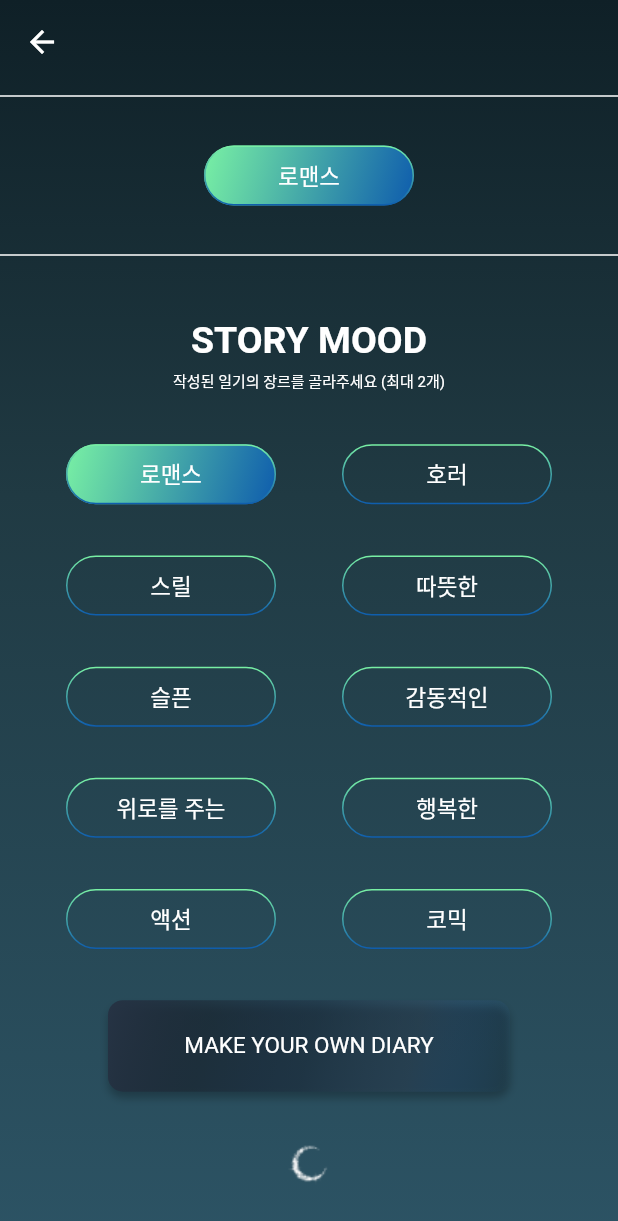
After one commit to doseee/fakediary, a Flutter app: the DiaryFilter screen opened directly, after a tap on "로맨스", on a phone screen of 412 x 824 dp. The commit adds this screen. Shown: the top 1221 px of the screen. Run offline on Flutter 3.47's test engine with Material 2 defaults, Android fonts, the phone set to English and light mode, and no system bars; our stand-ins replace carousel_slider, dots_indicator, flutter_dotenv, flutter_spinkit, geolocator, gradient_borders and 4 more; accounts and stored records are empty; project files that could hold a hidden picture were left out.

Commit message:
⭐ FEAT : 일기필터브랜치 생성
배경화면에 임시 버튼과함께 생성

RESOLVES:S08P31A101-572

```diff
--- /dev/null
+++ b/frontend/lib/screens/diary-list-filter.dart
@@ -0,0 +1,390 @@
+import 'package:flutter/material.dart';
+import 'package:gradient_borders/gradient_borders.dart';
+
+class DiaryFilter extends StatefulWidget {
+  const DiaryFilter({super.key});
+
+  @override
+  State<DiaryFilter> createState() => _DiaryFilterState();
+}
+
+class _DiaryFilterState extends State<DiaryFilter> {
+  final selectedMood = [];
+  final activated = {
+    'ROMANCE': false,
+    'HORROR': false,
+    'THRILL': false,
+    'WARM': false,
+    'SAD': false,
+    'TOUCHING': false,
+    'COMFORTING': false,
+    'HAPPY': false,
+    'ACTION': false,
+    'COMIC': false,
+  };
+  final dict = {
+    'ROMANCE': '로맨스',
+    'HORROR': '호러',
+    'THRILL': '스릴',
+    'WARM': '따뜻한',
+    'SAD': '슬픈',
+    'TOUCHING': '감동적인',
+    'COMFORTING': '위로를 주는',
+    'HAPPY': '행복한',
+    'ACTION': '액션',
+    'COMIC': '코믹',
+  };
+
+  setter(String content) {
+    // // 이미 2개가 선택되었을 경우 작동하지 않음
+    // if (!activated[content]! &&
+    //     selectedMood.length == 2 &&
+    //     !selectedMood.contains(content)) {
+    //   return;
+    // }
+
+    // 이미 2개가 선택되었을 경우 기존에 선택된 것을 해제
+    if (!activated[content]! && selectedMood.length == 2) {
+      activated[selectedMood[0]] = false;
+      selectedMood.removeAt(0);
+    }
+
+    // 나머지 경우 선택 상태를 반전
+    activated[content] = !activated[content]!;
+    if (activated[content]!) {
+      selectedMood.add(content);
+    } else {
+      selectedMood.remove(content);
+    }
+    setState(() {});
+  }
+  // final romanceSelected = false;
+  // final horrorSeleted = false;
+  // final thrillSelected = false;
+  // final warmSelected = false;
+  // final sadSelected = false;
+  // final touchingSelected = false;
+  // final comfortingSelected = false;
+  // final happySelected = false;
+  // final actionSelected = false;
+  // final comicSelected = false;
+
+  @override
+  Widget build(BuildContext context) {
+    return GestureDetector(
+      onTap: () {
+        FocusScope.of(context).unfocus();
+      },
+      child: Container(
+        decoration: const BoxDecoration(
+          gradient: LinearGradient(
+            begin: Alignment.topCenter,
+            end: Alignment.bottomCenter,
+            colors: [
+              Color(0xff0F2027),
+              Color(0xff203A43),
+              Color(0xff2C5364),
+            ],
+            stops: [0, 0.4, 1.0],
+          ),
+        ),
+        child: Scaffold(
+          appBar: AppBar(
+            backgroundColor: Colors.transparent,
+            shadowColor: Colors.transparent,
+          ),
+          backgroundColor: Colors.transparent,
+          body: Column(
+            children: [
+              Divider(
+                color: Colors.white,
+                thickness: 1,
+              ),
+              SizedBox(
+                height: 25,
+              ),
+              Row(
+                mainAxisAlignment: MainAxisAlignment.spaceEvenly,
+                children: [
+                  for (var i = 0; i < selectedMood.length; i++)
+                    GradientButton(content: dict[selectedMood[i]]!),
+                ],
+              ),
+              SizedBox(
+                height: 25,
+              ),
+              Divider(
+                color: Colors.white,
+                thickness: 1,
+              ),
+              Expanded(
+                child: Column(
+                  mainAxisAlignment: MainAxisAlignment.spaceEvenly,
+                  children: [
+                    SizedBox(
+                      height: 50,
+                      child: Column(
+                        mainAxisSize: MainAxisSize.min,
+                        children: [
+                          Text(
+                            'STORY MOOD',
+                            style: TextStyle(
+                                color: Colors.white,
+                                fontSize: 25,
+                                fontWeight: FontWeight.bold),
+                          ),
+                          SizedBox(
+                            height: 5,
+                          ),
+                          Text(
+                            '작성된 일기의 장르를 골라주세요 (최대 2개)',
+                            style: TextStyle(
+                              color: Colors.white,
+                              fontSize: 10,
+                            ),
+                          ),
+                        ],
+                      ),
+                    ),
+                    Row(
+                      mainAxisAlignment: MainAxisAlignment.spaceEvenly,
+                      children: [
+                        GradientSelectButton(
+                          content: 'ROMANCE',
+                          setter: setter,
+                          activated: activated['ROMANCE']!,
+                          dict: dict,
+                        ),
+                        GradientSelectButton(
+                          content: 'HORROR',
+                          setter: setter,
+                          activated: activated['HORROR']!,
+                          dict: dict,
+                        ),
+                      ],
+                    ),
+                    Row(
+                      mainAxisAlignment: MainAxisAlignment.spaceEvenly,
+                      children: [
+                        GradientSelectButton(
+                          content: 'THRILL',
+                          setter: setter,
+                          activated: activated['THRILL']!,
+                          dict: dict,
+                        ),
+                        GradientSelectButton(
+                          content: 'WARM',
+                          setter: setter,
+                          activated: activated['WARM']!,
+                          dict: dict,
+                        ),
+                      ],
+                    ),
+                    Row(
+                      mainAxisAlignment: MainAxisAlignment.spaceEvenly,
+                      children: [
+                        GradientSelectButton(
+                          content: 'SAD',
+                          setter: setter,
+                          activated: activated['SAD']!,
+                          dict: dict,
+                        ),
+                        GradientSelectButton(
+                          content: 'TOUCHING',
+                          setter: setter,
+                          activated: activated['TOUCHING']!,
+                          dict: dict,
+                        ),
+                      ],
+                    ),
+                    Row(
+                      mainAxisAlignment: MainAxisAlignment.spaceEvenly,
+                      children: [
+                        GradientSelectButton(
+                          content: 'COMFORTING',
+                          setter: setter,
+                          activated: activated['COMFORTING']!,
+                          dict: dict,
+                        ),
+                        GradientSelectButton(
+                          content: 'HAPPY',
+                          setter: setter,
+                          activated: activated['HAPPY']!,
+                          dict: dict,
+                        ),
+                      ],
+                    ),
+                    Row(
+                      mainAxisAlignment: MainAxisAlignment.spaceEvenly,
+                      children: [
+                        GradientSelectButton(
+                          content: 'ACTION',
+                          setter: setter,
+                          activated: activated['ACTION']!,
+                          dict: dict,
+                        ),
+                        GradientSelectButton(
+                          content: 'COMIC',
+                          setter: setter,
+                          activated: activated['COMIC']!,
+                          dict: dict,
+                        ),
+                      ],
+                    ),
+                    Container(
+                      width: 268,
+                      height: 61,
+                      decoration: BoxDecoration(
+                        borderRadius: BorderRadius.circular(10),
+                        gradient: LinearGradient(
+                          begin: Alignment.topLeft,
+                          end: Alignment.bottomRight,
+                          colors: [
+                            const Color(0xff263344),
+                            const Color(0xff1B2532).withOpacity(0.53),
+                            const Color(0xff1C2A3D).withOpacity(0.5),
+                            const Color(0xff1E2E42).withOpacity(0.46),
+                            const Color(0xff364B66).withOpacity(0.33),
+                            const Color(0xff2471D6).withOpacity(0),
+                          ],
+                          stops: const [0, 0.25, 0.4, 0.5, 0.75, 1.0],
+                        ),
+                        boxShadow: [
+                          BoxShadow(
+                            color: const Color(0xff000000).withOpacity(0.25),
+                            offset: const Offset(0, 4),
+                            blurRadius: 4,
+                          ),
+                        ],
+                      ),
+                      child: const Center(
+                        child: Text(
+                          'MAKE YOUR OWN DIARY',
+                          style: TextStyle(color: Colors.white, fontSize: 15),
+                        ),
+                      ),
+                    ),
+                    Image(
+                      image: AssetImage('assets/img/small_moon.png'),
+                    ),
+                  ],
+                ),
+              ),
+            ],
+          ),
+        ),
+      ),
+    );
+  }
+}
+
+class GradientButton extends StatelessWidget {
+  final String content;
+
+  const GradientButton({
+    super.key,
+    required this.content,
+  });
+
+  @override
+  Widget build(BuildContext context) {
+    return Container(
+      width: 140,
+      height: 40,
+      decoration: BoxDecoration(
+        borderRadius: BorderRadius.circular(25),
+        border: GradientBoxBorder(
+          gradient: LinearGradient(
+            begin: Alignment.topCenter,
+            end: Alignment.bottomCenter,
+            colors: [
+              Color(0xff79F1A4),
+              Color(0xff0E5CAD),
+            ],
+            stops: [0, 1.0],
+          ),
+        ),
+        gradient: LinearGradient(
+          begin: Alignment.topLeft,
+          end: Alignment.bottomRight,
+          colors: [
+            Color(0xff79F1A4),
+            Color(0xff0E5CAD),
+          ],
+          stops: [0, 1.0],
+        ),
+      ),
+      child: Center(
+        child: Text(
+          content,
+          style: TextStyle(
+            color: Colors.white,
+            fontSize: 15,
+          ),
+        ),
+      ),
+    );
+  }
+}
+
+class GradientSelectButton extends StatelessWidget {
+  final String content;
+  final Function setter;
+  final bool activated;
+  final Map<String, String> dict;
+
+  const GradientSelectButton({
+    super.key,
+    required this.content,
+    required this.setter,
+    required this.activated,
+    required this.dict,
+  });
+
+  @override
+  Widget build(BuildContext context) {
+    return GestureDetector(
+      onTap: () {
+        setter(content);
+      },
+      child: Container(
+        width: 140,
+        height: 40,
+        decoration: BoxDecoration(
+          borderRadius: BorderRadius.circular(25),
+          border: GradientBoxBorder(
+            gradient: LinearGradient(
+              begin: Alignment.topCenter,
+              end: Alignment.bottomCenter,
+              colors: [
+                Color(0xff79F1A4),
+                Color(0xff0E5CAD),
+              ],
+              stops: [0, 1.0],
+            ),
+          ),
+          gradient: activated
+              ? LinearGradient(
+            begin: Alignment.topLeft,
+            end: Alignment.bottomRight,
+            colors: [
+              Color(0xff79F1A4),
+              Color(0xff0E5CAD),
+            ],
+            stops: [0, 1.0],
+          )
+              : null,
+        ),
+        child: Center(
+          child: Text(
+            dict[content]!,
+            style: TextStyle(
+              color: Colors.white,
+              fontSize: 15,
+            ),
+          ),
+        ),
+      ),
+    );
+  }
+}
--- a/frontend/lib/screens/home_screen.dart
+++ b/frontend/lib/screens/home_screen.dart
@@ -1,4 +1,5 @@
 import 'package:flutter/material.dart';
+import 'package:frontend/screens/diary-list-filter.dart';
 import 'package:frontend/screens/menu_screen.dart';
 
 class HomeScreen extends StatefulWidget {
@@ -67,6 +68,21 @@ class _MainScreenState extends State<HomeScreen> {
                         ),
                         iconSize: 80,
                       )),
+                  Flexible(
+                      flex: 1,
+                      child: IconButton(
+                        onPressed: () {
+                          Navigator.push(
+                            context,
+                            MaterialPageRoute(
+                                builder: (context) => DiaryFilter()),
+                          );
+                        },
+                        icon: Image.asset(
+                          'assets/img/icon_menu.png',
+                        ),
+                        iconSize: 80,
+                      )),
 
                 ],
               ),
--- a/frontend/lib/screens/login.dart
+++ b/frontend/lib/screens/login.dart
@@ -127,7 +127,7 @@ class _LoginState extends State<Login> {
                 stops: [0, 0.4, 1.0],
               ),
               image: DecorationImage(
-                image: AssetImage('assets/img/bg_main.png'),
+                image: AssetImage('assets/img/background1.png'),
                 fit: BoxFit.cover,
               ),
             ),
```
Also changed, not shown: frontend/assets/img/background_1_darken.png (added), frontend/pubspec.lock.
